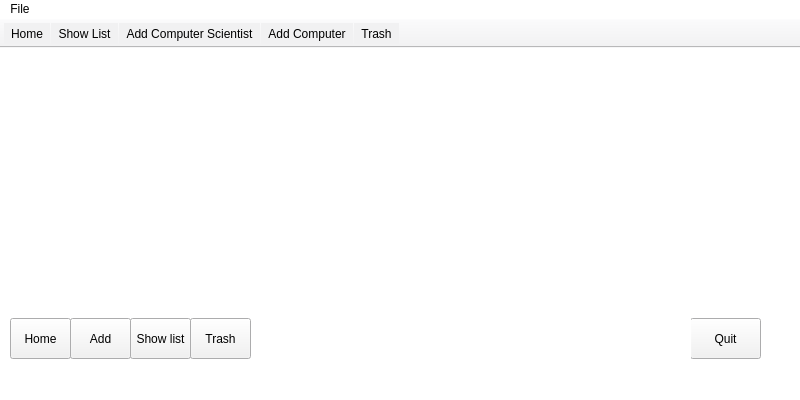
Above: Hopur21Verkefni/MyComputerScienceList/ui/mainwindow.ui from Hopur21/Hopur21 before the change. Below: the same form after it.
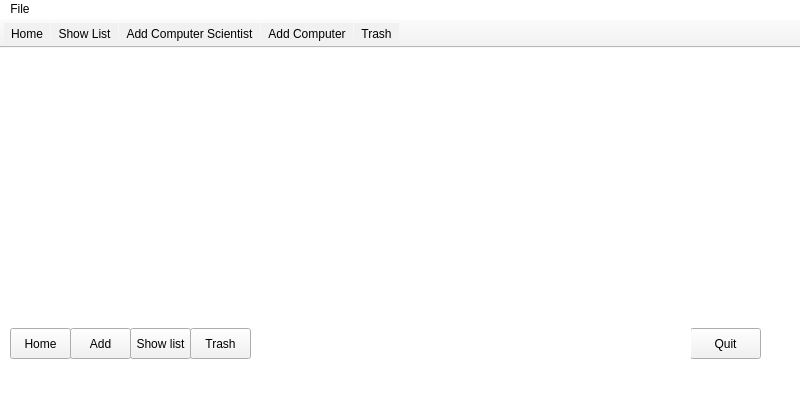
That is the form after the change. Icons and pictures are not drawn.

```diff
--- a/Hopur21Verkefni/MyComputerScienceList/ui/mainwindow.ui
+++ b/Hopur21Verkefni/MyComputerScienceList/ui/mainwindow.ui
@@ -37,9 +37,9 @@
     <property name="geometry">
      <rect>
       <x>690</x>
-      <y>270</y>
+      <y>280</y>
       <width>71</width>
-      <height>41</height>
+      <height>31</height>
      </rect>
     </property>
     <property name="accessibleName">
@@ -87,9 +87,9 @@
     <property name="geometry">
      <rect>
       <x>70</x>
-      <y>270</y>
+      <y>280</y>
       <width>61</width>
-      <height>41</height>
+      <height>31</height>
      </rect>
     </property>
     <property name="styleSheet">
@@ -105,9 +105,9 @@
     <property name="geometry">
      <rect>
       <x>10</x>
-      <y>270</y>
+      <y>280</y>
       <width>61</width>
-      <height>41</height>
+      <height>31</height>
      </rect>
     </property>
     <property name="styleSheet">
@@ -124,9 +124,9 @@
     <property name="geometry">
      <rect>
       <x>130</x>
-      <y>270</y>
+      <y>280</y>
       <width>61</width>
-      <height>41</height>
+      <height>31</height>
      </rect>
     </property>
     <property name="styleSheet">
@@ -142,9 +142,9 @@
     <property name="geometry">
      <rect>
       <x>190</x>
-      <y>270</y>
+      <y>280</y>
       <width>61</width>
-      <height>41</height>
+      <height>31</height>
      </rect>
     </property>
     <property name="styleSheet">
```
Left out of the diff: 2 changed lines with no effect on the pictures.
